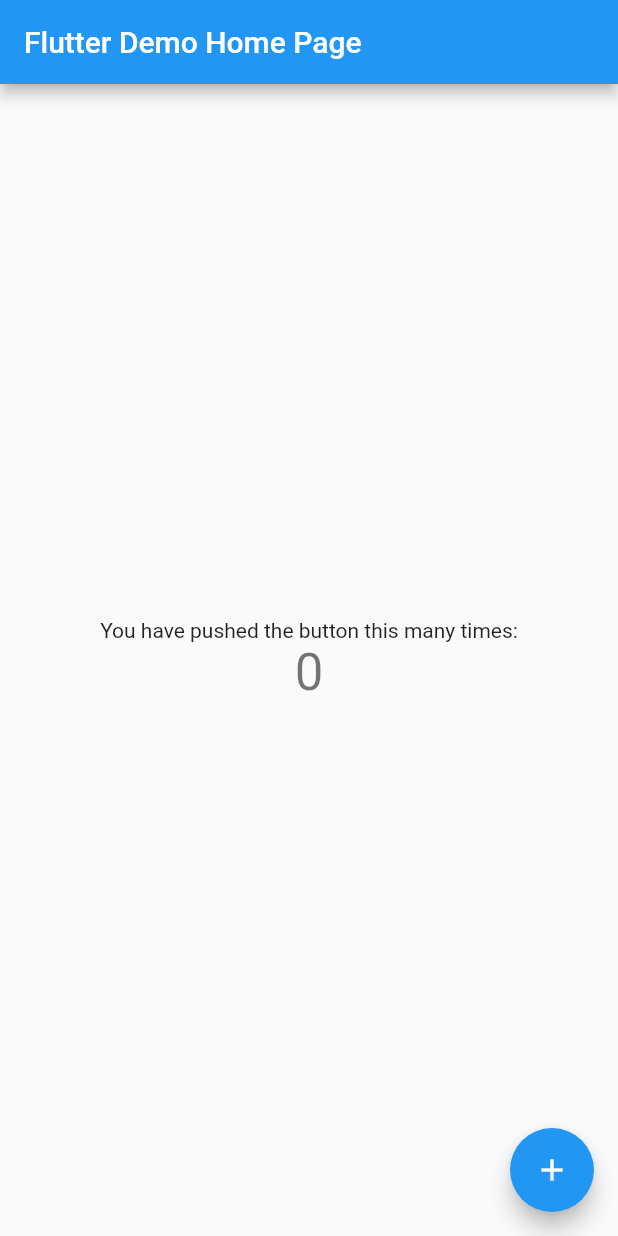
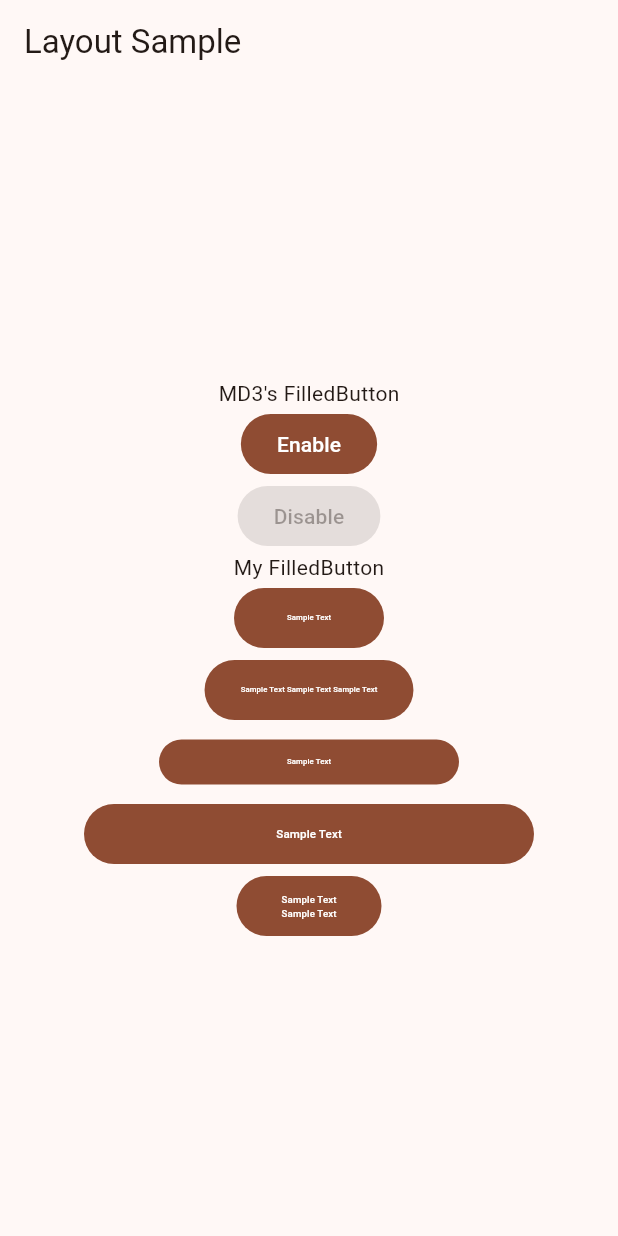
Before and after one commit to hott3/flutter-study-layout, a Flutter app: the screen it shows after launch, on a phone screen of 412 x 824 dp. Run offline on Flutter 3.47's test engine with Material 2 defaults, Android fonts, the light colour scheme and no system bars; our stand-ins replace device_preview, flutter_screenutil.

Commit message:
add MyFieldButton

```diff
--- /dev/null
+++ b/lib/common_widgets/my_filled_button.dart
@@ -0,0 +1,28 @@
+import 'package:flutter/material.dart';
+
+class MyFilledButton extends StatelessWidget {
+  const MyFilledButton({
+    Key? key,
+    required this.onPressed,
+    required this.child,
+    this.padding,
+    this.minimumSize,
+  }) : super(key: key);
+
+  final VoidCallback? onPressed;
+  final Widget? child;
+  final EdgeInsetsGeometry? padding;
+  final Size? minimumSize;
+
+  @override
+  Widget build(BuildContext context) {
+    return FilledButton(
+      style: FilledButton.styleFrom(
+        padding: padding,
+        minimumSize: minimumSize,
+      ),
+      onPressed: onPressed,
+      child: child,
+    );
+  }
+}
--- a/lib/main.dart
+++ b/lib/main.dart
@@ -1,115 +1,108 @@
+import 'package:device_preview/device_preview.dart';
 import 'package:flutter/material.dart';
+import 'package:flutter_screenutil/flutter_screenutil.dart';
+import 'package:flutter_study_layout/common_widgets/my_filled_button.dart';
 
 void main() {
-  runApp(const MyApp());
+  runApp(DevicePreview(
+    enabled: true,
+    builder: (context) => const MyApp(),
+  ));
 }
 
 class MyApp extends StatelessWidget {
   const MyApp({super.key});
 
-  // This widget is the root of your application.
   @override
   Widget build(BuildContext context) {
-    return MaterialApp(
-      title: 'Flutter Demo',
-      theme: ThemeData(
-        // This is the theme of your application.
-        //
-        // Try running your application with "flutter run". You'll see the
-        // application has a blue toolbar. Then, without quitting the app, try
-        // changing the primarySwatch below to Colors.green and then invoke
-        // "hot reload" (press "r" in the console where you ran "flutter run",
-        // or simply save your changes to "hot reload" in a Flutter IDE).
-        // Notice that the counter didn't reset back to zero; the application
-        // is not restarted.
-        primarySwatch: Colors.blue,
-      ),
-      home: const MyHomePage(title: 'Flutter Demo Home Page'),
+    return ScreenUtilInit(
+      /// iPhone SE's size
+      designSize: const Size(320, 568),
+      builder: (context, child) {
+        return MaterialApp(
+          title: 'Flutter Demo',
+          theme: ThemeData(
+            useMaterial3: true,
+            colorSchemeSeed: Colors.brown,
+          ),
+          home: const MyHomePage(title: 'Layout Sample'),
+        );
+      },
     );
   }
 }
 
-class MyHomePage extends StatefulWidget {
+class MyHomePage extends StatelessWidget {
   const MyHomePage({super.key, required this.title});
-
-  // This widget is the home page of your application. It is stateful, meaning
-  // that it has a State object (defined below) that contains fields that affect
-  // how it looks.
-
-  // This class is the configuration for the state. It holds the values (in this
-  // case the title) provided by the parent (in this case the App widget) and
-  // used by the build method of the State. Fields in a Widget subclass are
-  // always marked "final".
 
   final String title;
 
   @override
-  State<MyHomePage> createState() => _MyHomePageState();
-}
-
-class _MyHomePageState extends State<MyHomePage> {
-  int _counter = 0;
-
-  void _incrementCounter() {
-    setState(() {
-      // This call to setState tells the Flutter framework that something has
-      // changed in this State, which causes it to rerun the build method below
-      // so that the display can reflect the updated values. If we changed
-      // _counter without calling setState(), then the build method would not be
-      // called again, and so nothing would appear to happen.
-      _counter++;
-    });
-  }
-
-  @override
   Widget build(BuildContext context) {
-    // This method is rerun every time setState is called, for instance as done
-    // by the _incrementCounter method above.
-    //
-    // The Flutter framework has been optimized to make rerunning build methods
-    // fast, so that you can just rebuild anything that needs updating rather
-    // than having to individually change instances of widgets.
     return Scaffold(
       appBar: AppBar(
-        // Here we take the value from the MyHomePage object that was created by
-        // the App.build method, and use it to set our appbar title.
-        title: Text(widget.title),
+        title: Text(title),
       ),
       body: Center(
-        // Center is a layout widget. It takes a single child and positions it
-        // in the middle of the parent.
         child: Column(
-          // Column is also a layout widget. It takes a list of children and
-          // arranges them vertically. By default, it sizes itself to fit its
-          // children horizontally, and tries to be as tall as its parent.
-          //
-          // Invoke "debug painting" (press "p" in the console, choose the
-          // "Toggle Debug Paint" action from the Flutter Inspector in Android
-          // Studio, or the "Toggle Debug Paint" command in Visual Studio Code)
-          // to see the wireframe for each widget.
-          //
-          // Column has various properties to control how it sizes itself and
-          // how it positions its children. Here we use mainAxisAlignment to
-          // center the children vertically; the main axis here is the vertical
-          // axis because Columns are vertical (the cross axis would be
-          // horizontal).
           mainAxisAlignment: MainAxisAlignment.center,
           children: <Widget>[
-            const Text(
-              'You have pushed the button this many times:',
+            const Text("MD3's FilledButton"),
+            FilledButton(
+              onPressed: () {},
+              child: const Text('Enable'),
             ),
-            Text(
-              '$_counter',
-              style: Theme.of(context).textTheme.headlineMedium,
+            const FilledButton(
+              onPressed: null,
+              child: Text('Disable'),
+            ),
+            const Text("My FilledButton"),
+            MyFilledButton(
+              onPressed: () {},
+              minimumSize: const Size(100, 40),
+              child: Text(
+                'Sample Text',
+                style: TextStyle(fontSize: 4.sp),
+              ),
+            ),
+            MyFilledButton(
+              onPressed: () {},
+              minimumSize: const Size(100, 40),
+              child: Text(
+                'Sample Text Sample Text Sample Text',
+                style: TextStyle(fontSize: 4.sp),
+              ),
+            ),
+            MyFilledButton(
+              onPressed: () {},
+              minimumSize: const Size(200, 30),
+              child: Text(
+                'Sample Text',
+                style: TextStyle(fontSize: 4.sp),
+              ),
+            ),
+            MyFilledButton(
+              onPressed: () {},
+              minimumSize: const Size(300, 40),
+              child: Text(
+                'Sample Text',
+                style: TextStyle(fontSize: 6.sp),
+              ),
+            ),
+            MyFilledButton(
+              onPressed: () {},
+              padding: const EdgeInsets.symmetric(
+                vertical: 10,
+                horizontal: 30,
+              ),
+              child: Text(
+                'Sample Text\nSample Text',
+                style: TextStyle(fontSize: 5.sp),
+              ),
             ),
           ],
         ),
       ),
-      floatingActionButton: FloatingActionButton(
-        onPressed: _incrementCounter,
-        tooltip: 'Increment',
-        child: const Icon(Icons.add),
-      ), // This trailing comma makes auto-formatting nicer for build methods.
     );
   }
 }
--- a/pubspec.yaml
+++ b/pubspec.yaml
@@ -35,6 +35,8 @@
   # The following adds the Cupertino Icons font to your application.
   # Use with the CupertinoIcons class for iOS style icons.
   cupertino_icons: ^1.0.2
+  flutter_screenutil: ^5.7.0
+  device_preview: ^1.1.0
 
 dev_dependencies:
   flutter_test:
```
Also changed, not shown: pubspec.lock, 6 other files.
